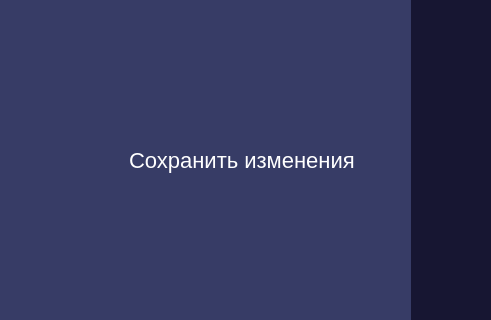
Above: interfaces/settings_page_not.ui from ArtShibaev/Bugtracker before the change; both pictures show x 835 to 1326 and y 89 to 409 of the 1326 by 750 pixel window. Below: the same form after it.
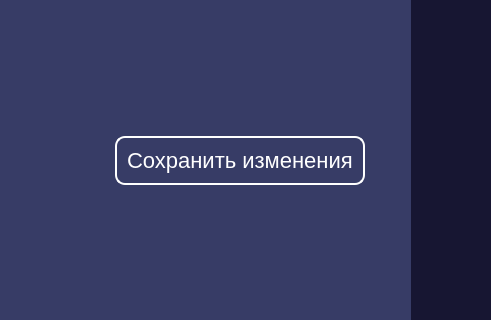
That is the form after the change.

Commit message: Добавлена граница кнопке сохранения на странице уведомлений

```diff
--- a/interfaces/settings_page_not.ui
+++ b/interfaces/settings_page_not.ui
@@ -640,11 +640,10 @@
               <string notr="true">QPushButton{
 	color:#FFFFFF;
 	font-size:22px;
-	padding:7px;
-	padding-left: 10px;
-	border:none;
+	padding: 10px 10px;
 	text-align: left;
 	background-color: transparent;
+	border: 2px solid #ffffff;
 }
 QPushButton:hover{
 	background:#322F6E;
```
